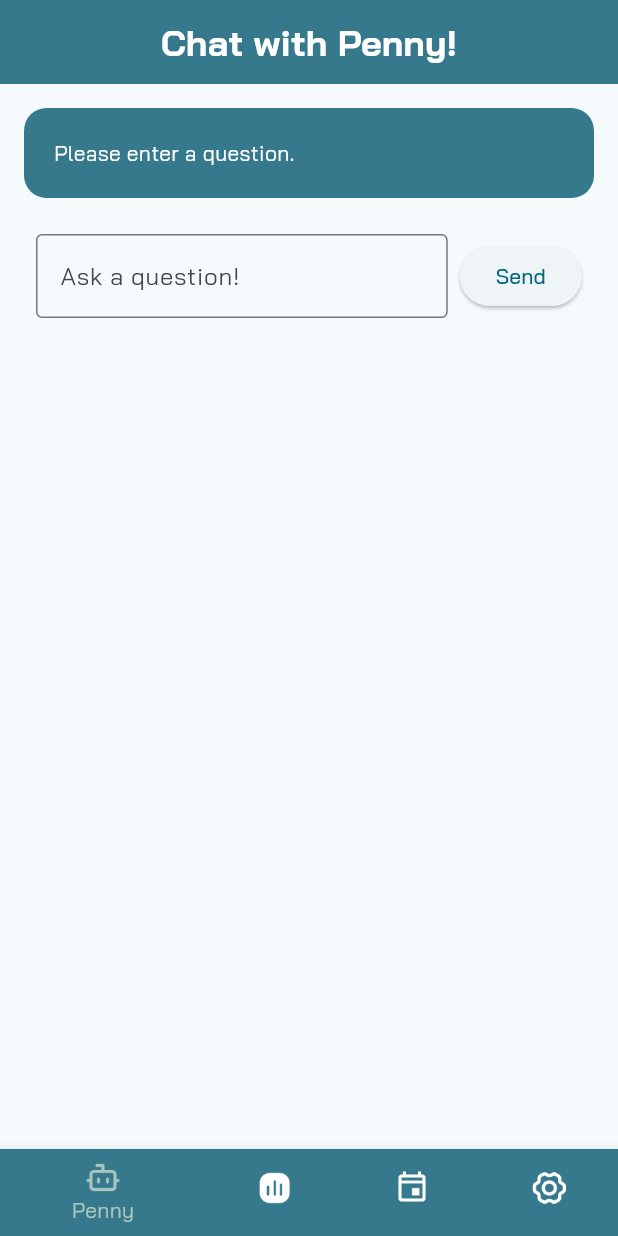
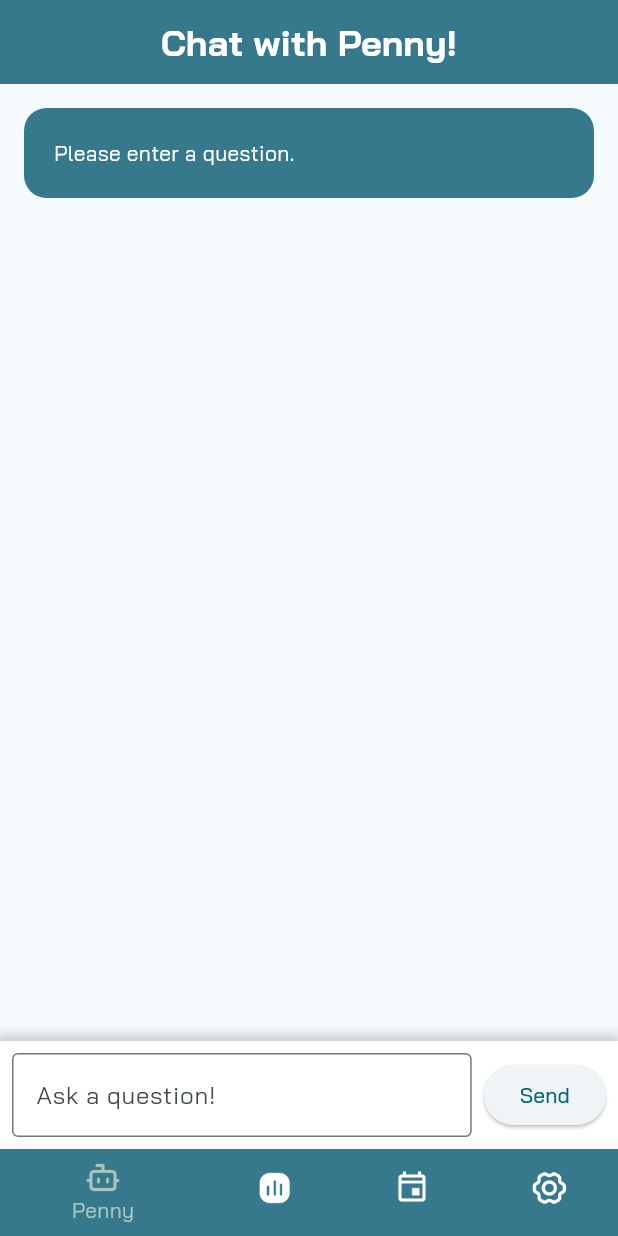
Before and after one commit to monsimb/WeHack, a Flutter app: the screen it shows after launch, after a tap on "Send", on a phone screen of 412 x 824 dp. Run offline on Flutter 3.47's test engine with Material 3 defaults, Android fonts, the phone set to English and light mode, and no system bars; our stand-ins replace fl_chart, table_calendar.

Commit message:
Fixed chatbot UI
I made penny perty

```diff
--- a/lib/chatbot.dart
+++ b/lib/chatbot.dart
@@ -16,7 +16,6 @@ class _ChatScreenState extends State<ChatScreen> {
   final String _cloudflareWorkerUrl =
       "https://rag-ai.moniquesimberg.workers.dev/";
 
-  // Generate a unique user ID for the session (replace with dynamic logic if needed)
   final String _userId = DateTime.now().millisecondsSinceEpoch.toString();
 
   Future<void> _sendQuestion(String question) async {
@@ -31,17 +30,16 @@ class _ChatScreenState extends State<ChatScreen> {
         "$_cloudflareWorkerUrl?userId=$_userId&text=${Uri.encodeComponent(question)}");
 
     setState(() {
-      _isLoading = true; // Show loading message
+      _isLoading = true;
     });
 
     try {
       final response = await http.get(uri);
 
       if (response.statusCode == 200) {
-        // Parse the response if it's JSON
         final responseBody = response.body;
         setState(() {
-          _response = responseBody; // Update with the server's response
+          _response = responseBody;
         });
       } else {
         setState(() {
@@ -71,15 +69,18 @@ class _ChatScreenState extends State<ChatScreen> {
             color: Colors.white,
           ),
         ),
-        backgroundColor: const Color(0xff37798c), // Match the dashboard theme
+        backgroundColor: const Color(0xff37798c),
         centerTitle: true,
       ),
-      body: SingleChildScrollView(
-        child: Padding(
+      body: Column(
+        mainAxisAlignment: MainAxisAlignment.spaceBetween,
+        children: [
+          Expanded(
+            child: SingleChildScrollView(
               padding: const EdgeInsets.all(16.0),
               child: Column(
-            mainAxisAlignment: MainAxisAlignment.end,
-            children: <Widget>[
+                crossAxisAlignment: CrossAxisAlignment.start,
+                children: [
                   Container(
                     decoration: BoxDecoration(
                       color: const Color.fromARGB(255, 55, 121, 140),
@@ -90,16 +91,29 @@ class _ChatScreenState extends State<ChatScreen> {
                       child: Align(
                         alignment: Alignment.centerLeft,
                         child: Text(
-                        _isLoading
-                            ? "\nPenny is Thinking...\n"
-                            : _response, // loading message or response
+                          _isLoading ? "\nPenny is Thinking...\n" : _response,
                           style: const TextStyle(color: Colors.white),
-                      )),
                         ),
                       ),
-              SizedBox(height: 16),
-              Padding(
+                    ),
+                  ),
+                ],
+              ),
+            ),
+          ),
+          Container(
             padding: const EdgeInsets.all(8.0),
+            decoration: BoxDecoration(
+              color: Colors.white,
+              boxShadow: [
+                BoxShadow(
+                  color: Colors.grey.withOpacity(0.5),
+                  spreadRadius: 2,
+                  blurRadius: 5,
+                  offset: const Offset(0, -2),
+                ),
+              ],
+            ),
             child: Row(
               children: [
                 Expanded(
@@ -115,47 +129,15 @@ class _ChatScreenState extends State<ChatScreen> {
                 ElevatedButton(
                   onPressed: () {
                     _sendQuestion(_controller.text);
-                        _controller
-                            .clear(); // Clear the input field after sending
+                    _controller.clear();
                   },
                   child: const Text('Send'),
                 ),
               ],
             ),
           ),
-              const SizedBox(height: 16),
         ],
-          ),
-        ),
       ),
     );
   }
 }
-
-// class Chatbot extends StatelessWidget {
-//   const Chatbot({super.key});
-
-//   @override
-//   Widget build(BuildContext context) {
-//     return Scaffold(
-//       appBar: AppBar(
-//         title: const Text(
-//           'Chat with Penny!',
-//           style: TextStyle(
-//             fontSize: 24,
-//             fontWeight: FontWeight.bold,
-//             color: Colors.white,
-//           ),
-//         ),
-//         backgroundColor: const Color(0xff37798c), // Match the dashboard theme
-//         centerTitle: true,
-//       ),
-//       body: const Center(
-//         child: Text(
-//           'Chat with Penny!',
-//           style: TextStyle(fontSize: 18),
-//         ),
-//       ),
-//     );
-//   }
-// }
--- a/lib/dashboard.dart
+++ b/lib/dashboard.dart
@@ -38,7 +38,7 @@ class Dashboard extends StatelessWidget {
                 ),
                 child: const Center(
                   child: Text(
-                    "Welcome Back, Name!",
+                    "Welcome Back, Khoa!",
                     style: TextStyle(
                       fontSize: 28,
                       fontWeight: FontWeight.w600,
```
Also changed, not shown: pubspec.lock. Lines whose indentation alone changed are shown as unchanged.
